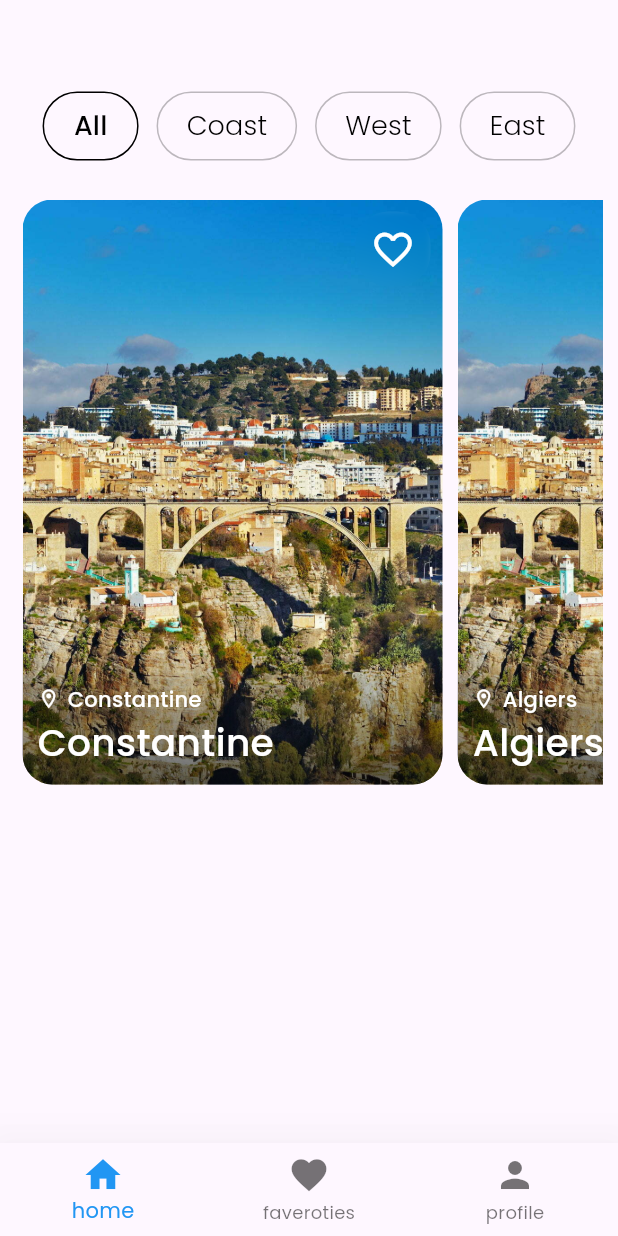
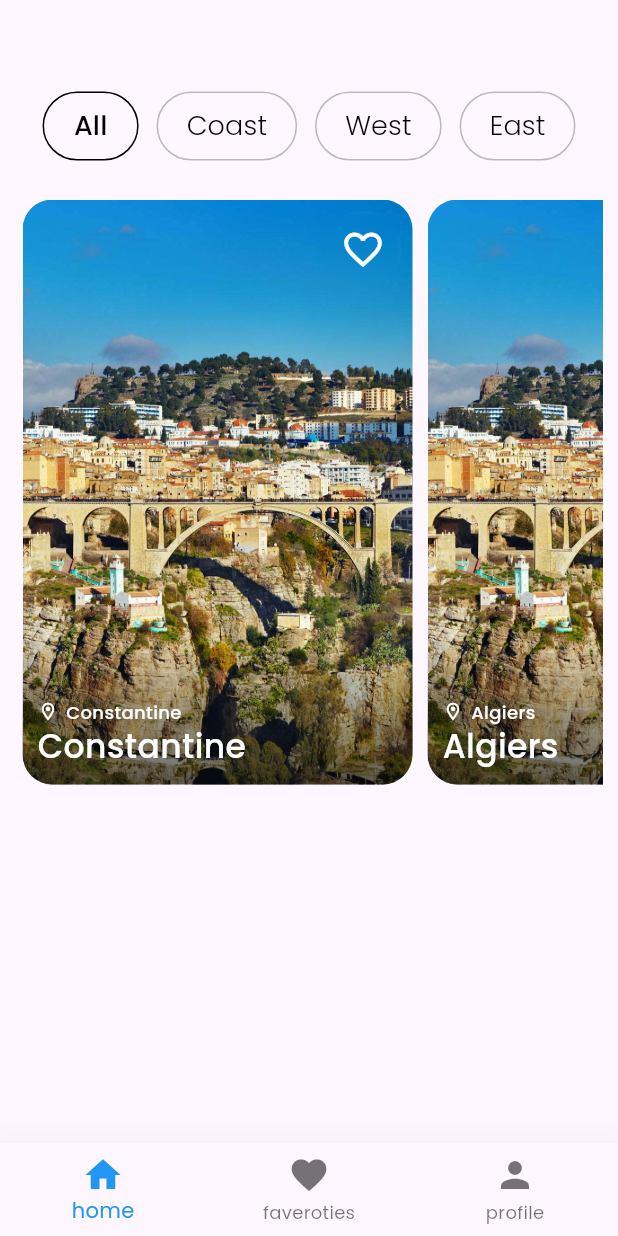
Before and after one commit to chihabMe/dam-l3-s1-travel-app, a Flutter app: the HomeScreen screen opened by its route, on a phone screen of 412 x 824 dp. Run offline on Flutter 3.47's test engine with Material 3 defaults, Android fonts, the phone set to English and light mode, and no system bars; our stand-ins replace get, google_fonts, smooth_page_indicator; missing offline and left inert: dart:ffi.

Commit message:
impved the design

```diff
--- a/app/lib/screens/welcome.screen.dart
+++ b/app/lib/screens/welcome.screen.dart
@@ -60,12 +60,16 @@ class _OnBoardingScreenState extends State<OnBoardingScreen> {
                 },
                 style: ElevatedButton.styleFrom(
                   shape: const StadiumBorder(),
+                  backgroundColor: Colors.blue,
                   padding: const EdgeInsets.symmetric(
                     vertical: 15,
                     horizontal: 8.0,
                   ),
                 ),
-                child: Text(onLastPage ? "Finish" : "Next"),
+                child: Text(
+                  onLastPage ? "Finish" : "Next",
+                  style: TextStyle(color: Colors.white),
+                ),
               ),
             ),
           ),
--- a/app/lib/widgets/placesList/places.item.dart
+++ b/app/lib/widgets/placesList/places.item.dart
@@ -26,7 +26,7 @@ class PlacesItemState extends State<PlacesItem> {
   @override
   Widget build(BuildContext context) {
     return Container(
-      width: 280,
+      width: 260,
       margin: EdgeInsets.symmetric(horizontal: 5),
       decoration: BoxDecoration(
         borderRadius: BorderRadius.circular(20),
@@ -72,7 +72,7 @@ class PlacesItemState extends State<PlacesItem> {
             ],
           ),
           Positioned(
-            bottom: 47,
+            bottom: 40,
             left: 10,
             child: Row(
               mainAxisAlignment: MainAxisAlignment.start,
@@ -81,13 +81,13 @@ class PlacesItemState extends State<PlacesItem> {
                 Icon(
                   Icons.location_on_outlined,
                   color: Colors.white,
-                  size: 15,
+                  size: 14,
                 ),
                 SizedBox(width: 5),
                 HomeTitle(
                   text: this.place.state,
                   color: Colors.white,
-                  size: 14,
+                  size: 12,
                 )
               ],
             ),
@@ -97,7 +97,7 @@ class PlacesItemState extends State<PlacesItem> {
             left: 10,
             child: HomeTitle(
               text: this.place.name,
-              size: 25,
+              size: 22,
               color: Colors.white,
             ),
           ),
```
